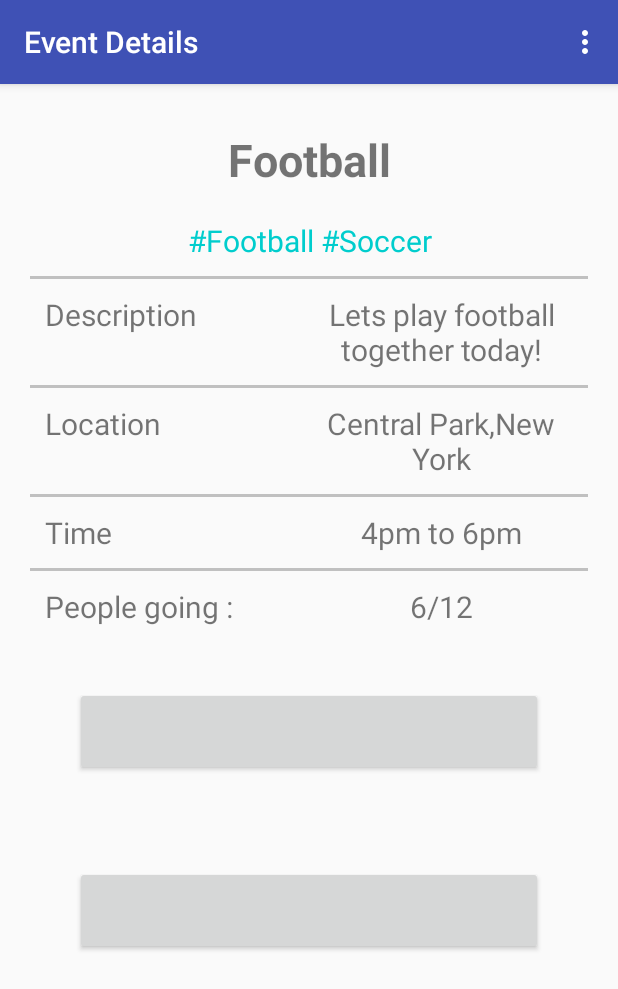
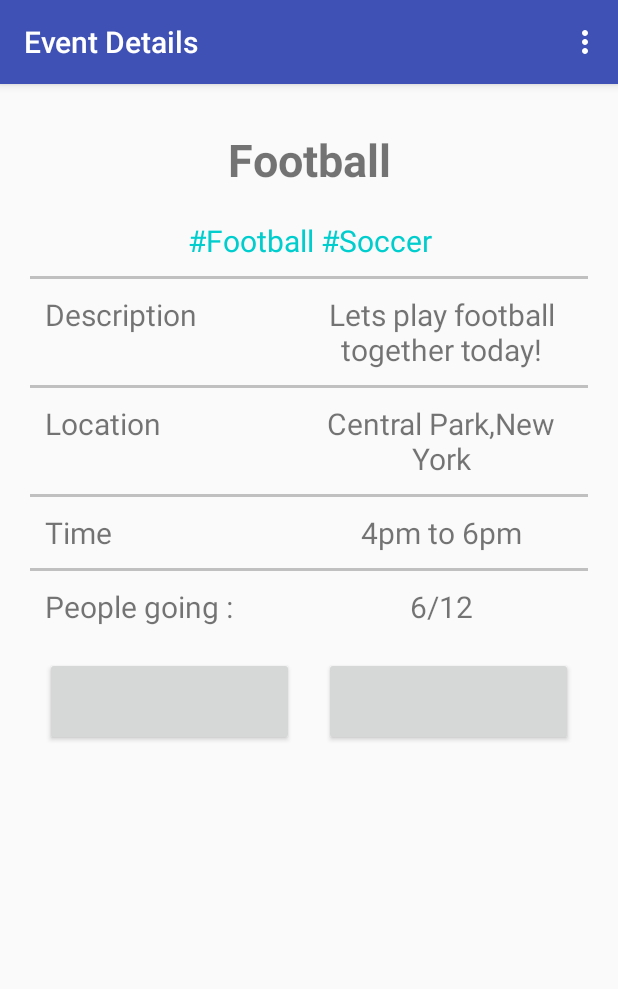
Before and after one commit to shahrushabh1290/TeamUp, an Android app: the EventDescription screen opened directly, with no data from a screen before it, on a phone screen of 412 x 824 dp. Shown: the top 989 px of the screen. Run offline under Robolectric (Android 15) with nearby library versions, the phone set to English and light mode, and no system bars; libraries missing offline, so code that uses them is left out: mehdi.sakout.fancybuttons; plain views replace FancyButton; 6 statements that could not run were skipped.

Commit message:
integrated get events and event description

```diff
--- a/app/src/main/AndroidManifest.xml
+++ b/app/src/main/AndroidManifest.xml
@@ -4,6 +4,7 @@
 
     <uses-permission android:name="android.permission.INTERNET" />
     <uses-permission android:name="android.permission.ACCESS_FINE_LOCATION" />
+    <uses-permission android:name="android.permission.ACCESS_COARSE_LOCATION" />
 
     <application
         android:name=".Service"
@@ -57,5 +58,4 @@
             android:screenOrientation="portrait">
         </activity>
     </application>
-
 </manifest>
--- a/app/src/main/java/com/teamup/teamup/EventDescription.java
+++ b/app/src/main/java/com/teamup/teamup/EventDescription.java
@@ -1,10 +1,15 @@
 package com.teamup.teamup;
 
 import android.app.Activity;
+import android.content.Intent;
 import android.os.Bundle;
 import android.support.v7.app.AppCompatActivity;
 import android.view.Menu;
 import android.view.MenuInflater;
+import android.widget.TextView;
+
+import org.json.JSONException;
+import org.json.JSONObject;
 
 /**
  * Created by rohan on 5/12/15.
@@ -15,6 +20,32 @@ public class EventDescription extends AppCompatActivity {
     protected void onCreate(Bundle savedInstanceState) {
         super.onCreate(savedInstanceState);
         setContentView(R.layout.event_description);
+
+        TextView eventName = (TextView) findViewById(R.id.tv_eventNameVariable);
+        TextView eventTag = (TextView) findViewById(R.id.tv_eventTagsVar);
+        TextView eventDesc = (TextView) findViewById(R.id.tv_eventDescVar);
+        TextView eventLoc = (TextView) findViewById(R.id.tv_eventLocVar);
+        TextView eventTime = (TextView) findViewById(R.id.tv_eventTimeVar);
+        TextView eventpplGoing = (TextView) findViewById(R.id.tv_eventAttendanceVar);
+
+        Intent myintent=getIntent();
+        JSONObject event = null;
+        try {
+            event = new JSONObject(myintent.getStringExtra("EventVal"));
+        } catch (JSONException e) {
+            e.printStackTrace();
+        }
+
+        try {
+            eventName.setText(event.getString("title"));
+            eventTag.setText("#"+event.getString("tag"));
+            eventDesc.setText(event.getString("description"));
+            eventLoc.setText(event.getString("locRaw"));
+            eventpplGoing.setText(event.getJSONArray("enrolment").length()+"/"+event.getInt("capacity"));
+        } catch (JSONException e) {
+            e.printStackTrace();
+        }
+
     }
 
     @Override
--- a/app/src/main/java/com/teamup/teamup/MainActivity.java
+++ b/app/src/main/java/com/teamup/teamup/MainActivity.java
@@ -2,6 +2,7 @@ package com.teamup.teamup;
 
 import android.content.Intent;
 import android.os.Bundle;
+import android.os.Parcelable;
 import android.support.design.widget.FloatingActionButton;
 import android.support.design.widget.Snackbar;
 import android.support.v7.app.AppCompatActivity;
@@ -89,7 +90,7 @@ public class MainActivity extends AppCompatActivity {
         params.put("user_id", "0");
         params.put("search_query", editText.getText().toString().trim());
         params.put("radius", "5000000");
-        String url = Utilities.createUrl("http://6bc4200d.ngrok.io/display_events", params);
+        String url = Utilities.createUrl("http://6dbbede.ngrok.com/display_events", params);
 
         JsonObjectRequest stringRequest = new JsonObjectRequest(Request.Method.GET, url, null,
                 new Response.Listener<JSONObject>() {
@@ -124,13 +125,14 @@ public class MainActivity extends AppCompatActivity {
         try {
             ArrayList<Card> cards = new ArrayList<Card>();
             for (int i = 0; i < jsonArray.length(); i++) {
-                JSONObject eventJson = jsonArray.getJSONObject(i);
+                final JSONObject eventJson = jsonArray.getJSONObject(i);
                 Event event = new Event(eventJson);
                 Card card = new CustomCard(this,event);
                 card.setOnClickListener(new Card.OnCardClickListener() {
                     @Override
                     public void onClick(Card card, View view) {
                         Intent nextActivity = new Intent(MainActivity.this, EventDescription.class);
+                        nextActivity.putExtra("EventVal",eventJson.toString());
                         startActivity(nextActivity);
                     }
                 });
--- a/app/src/main/res/layout/content_main.xml
+++ b/app/src/main/res/layout/content_main.xml
@@ -31,6 +31,7 @@
             android:layout_width="wrap_content"
             android:layout_height="wrap_content"
             android:layout_margin="10dp"
+            fancy:fb_radius="200dp"
             fancy:fb_iconResource="@drawable/ic_search_white"
             android:onClick="search"
             style="@style/TealButtonStyl"/>
--- a/app/src/main/res/layout/event_description.xml
+++ b/app/src/main/res/layout/event_description.xml
@@ -1,4 +1,9 @@
 <?xml version="1.0" encoding="utf-8"?>
+
+<ScrollView xmlns:android="http://schemas.android.com/apk/res/android"
+    android:layout_width="fill_parent"
+    android:layout_height="wrap_content" >
+
 <LinearLayout xmlns:android="http://schemas.android.com/apk/res/android"
     xmlns:fancy="http://schemas.android.com/apk/res-auto"
     xmlns:tools="http://schemas.android.com/tools"
@@ -162,8 +167,13 @@
     </LinearLayout>
 
     <LinearLayout
+        android:layout_width="match_parent"
+        android:layout_height="wrap_content"
+        android:weightSum="2">
+    <LinearLayout
         android:layout_width="fill_parent"
-        android:layout_height="wrap_content">
+        android:layout_height="wrap_content"
+        android:layout_weight="1">
         <mehdi.sakout.fancybuttons.FancyButton
             android:id="@+id/btn_joinEvent"
             android:layout_width="fill_parent"
@@ -173,7 +183,7 @@
             android:paddingRight="20dp"
             android:paddingTop="10dp"
             android:layout_gravity="center"
-            android:layout_margin="30dp"
+            android:layout_margin="10dp"
             fancy:fb_borderColor="#FFFFFF"
             fancy:fb_borderWidth="1dp"
             fancy:fb_defaultColor="#7ab800"
@@ -189,7 +199,8 @@
 
     <LinearLayout
         android:layout_width="fill_parent"
-        android:layout_height="wrap_content">
+        android:layout_height="wrap_content"
+        android:layout_weight="1">
         <mehdi.sakout.fancybuttons.FancyButton
             android:id="@+id/btn_leaveEvent"
             android:layout_width="fill_parent"
@@ -199,11 +210,11 @@
             android:paddingRight="20dp"
             android:paddingTop="10dp"
             android:layout_gravity="center"
-            android:layout_margin="30dp"
+            android:layout_margin="10dp"
             fancy:fb_borderColor="#FFFFFF"
             fancy:fb_borderWidth="1dp"
-            fancy:fb_defaultColor="#7ab800"
-            fancy:fb_focusColor="#9bd823"
+            fancy:fb_defaultColor="#673AB7"
+            fancy:fb_focusColor="#512DA8"
             fancy:fb_radius="30dp"
             fancy:fb_text="LEAVE EVENT"
             fancy:fb_textColor="#FFFFFF"
@@ -212,4 +223,6 @@
             android:layout_centerHorizontal="true"
             android:layout_marginBottom="67dp" />
     </LinearLayout>
+    </LinearLayout>
 </LinearLayout>
+</ScrollView>
```
Also changed, not shown: app/src/main/java/com/teamup/teamup/CreateEvent.java (+49 -20 lines), app/src/main/java/com/teamup/teamup/CustomCard.java (+5 -16 lines), app/src/main/java/com/teamup/teamup/Event.java (+9 -4 lines), app/src/main/res/layout/row_card.xml (+7 -3 lines).
